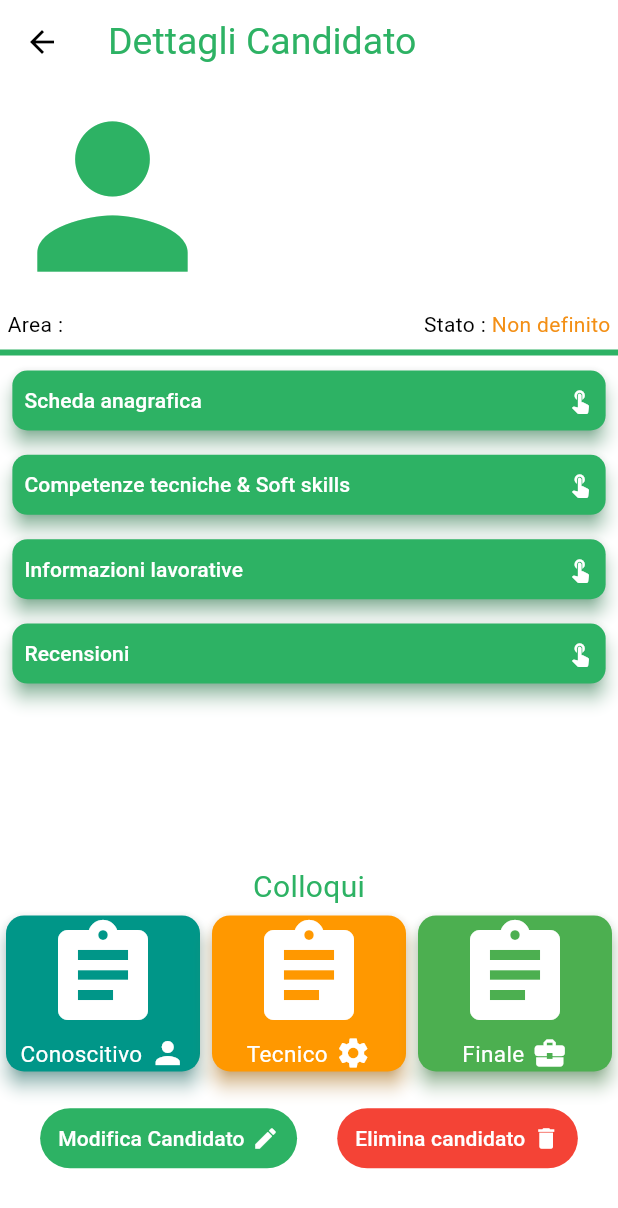
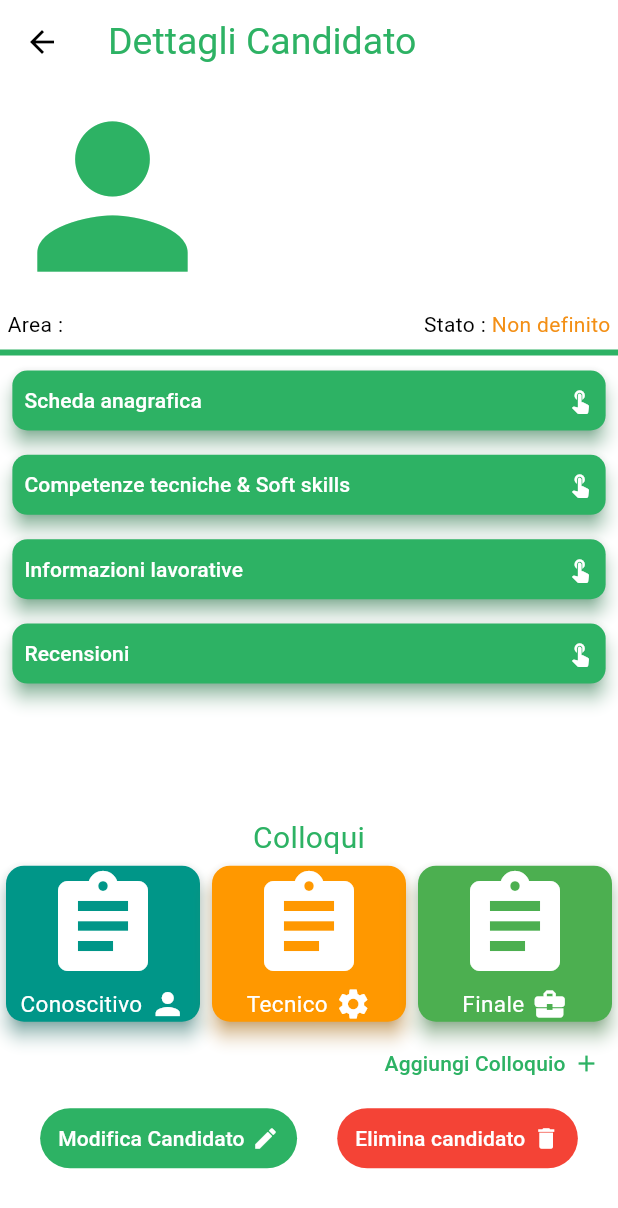
Before and after one commit to GiovanniCipolla/solving-recruitment-flutter, a Flutter app: the CandidatoDetailScreen screen opened directly with empty values, on a phone screen of 412 x 824 dp. Shown: the top 1208 px of the screen. Run offline on Flutter 3.47's test engine with Material 3 defaults, Android fonts, the phone set to English and light mode, and no system bars; our stand-ins replace flutter_secure_storage; missing offline and left inert: amazon_cognito_identity_dart_2, autocomplete_textfield; accounts and stored records are empty.

Commit message:
aggiunta funziolanità creazione colloquio da candidato details

```diff
--- a/lib/bottom_sheet_utils.dart
+++ b/lib/bottom_sheet_utils.dart
@@ -649,6 +649,7 @@ class BottomSheetUtils {
                         return _buildInfoColloquio(colloquio, context);
                       }).toList(),
                     ),
+
             ],
           ),
         );
--- a/lib/costants.dart
+++ b/lib/costants.dart
@@ -2,8 +2,8 @@ import 'package:flutter/material.dart';
 import 'package:solving_recruitment_flutter/models/candidato.dart';
 import 'package:solving_recruitment_flutter/models/colloquio.dart';
 
-const urlAPI = 'https://9f607w14ge.execute-api.eu-south-1.amazonaws.com/dev/api';
-// const urlAPI = 'http://192.168.5.220:8080/api';
+// const urlAPI = 'https://9f607w14ge.execute-api.eu-south-1.amazonaws.com/dev/api';
+const urlAPI = 'http://192.168.5.220:8080/api';
 
 void showConfirmationDialog(BuildContext context, String title,
     String description, VoidCallback onConfirm) {
--- a/lib/main.dart
+++ b/lib/main.dart
@@ -147,7 +147,7 @@ class MyApp extends StatelessWidget {
                     const SelezionatoreScreen(),
                 TipologiaAnnuncioScreen.routeName: (ctx) =>
                     const TipologiaAnnuncioScreen(),
-                Home.routeName: (ctx) => Home(),
+                Home.routeName: (ctx) => const Home(),
               });
         },
       ),
--- a/lib/screens/candidato_screens/candidato_detail_screen.dart
+++ b/lib/screens/candidato_screens/candidato_detail_screen.dart
@@ -10,6 +10,7 @@ import 'package:solving_recruitment_flutter/providers/area_provider.dart';
 import 'package:solving_recruitment_flutter/providers/candidato_provider.dart';
 import 'package:solving_recruitment_flutter/screens/candidato_screens/candidato_screen.dart';
 import 'package:solving_recruitment_flutter/screens/candidato_screens/candidato_update_screen.dart';
+import 'package:solving_recruitment_flutter/screens/colloquio_screens/colloquio_insert_screen.dart';
 import 'package:solving_recruitment_flutter/widgets/candidato_widgets/candidato_detail_card_item.dart';
 import 'package:solving_recruitment_flutter/widgets/candidato_widgets/candidato_detail_colloqui_item.dart';
 import 'package:solving_recruitment_flutter/widgets/custom/wrapped_text.dart';
@@ -185,8 +186,27 @@ class CandidatoDetailScreen extends StatelessWidget {
                 tipologia: 'FINALE',
               ))
             ]),
+            Row(mainAxisAlignment: MainAxisAlignment.end, children: [
+              TextButton(
+                  onPressed: () {
+                    Navigator.push(
+                      context, MaterialPageRoute(
+                        builder: (context) {
+                          return ColloquioInsertScreen(
+                            candidatoToRecieve: candidato,
+                          );
+                        }
+                      )
+                    );
+                  },
+                  child: const Row(children: [
+                    Text('Aggiungi Colloquio'),
+                    SizedBox(width: 5),
+                    Icon(Icons.add)
+                  ]))
+            ]),
             SizedBox(
-              height: heightSize(context) * 0.02,
+              height: heightSize(context) * 0.002,
             ),
             Row(
               mainAxisAlignment: MainAxisAlignment.spaceEvenly,
--- a/lib/screens/colloquio_screens/colloquio_screen.dart
+++ b/lib/screens/colloquio_screens/colloquio_screen.dart
@@ -148,7 +148,7 @@ class ColloquioScreen extends StatelessWidget {
               await selezionatoreProvider.getSelezionatori();
               // ignore: use_build_context_synchronously
               Navigator.push(context, MaterialPageRoute(builder: (context) {
-                return const ColloquioInsertScreen();
+                return  const ColloquioInsertScreen();
               }));
             },
           )
```
Also changed, not shown: lib/screens/colloquio_screens/colloquio_insert_screen.dart (+15 -1 lines).
